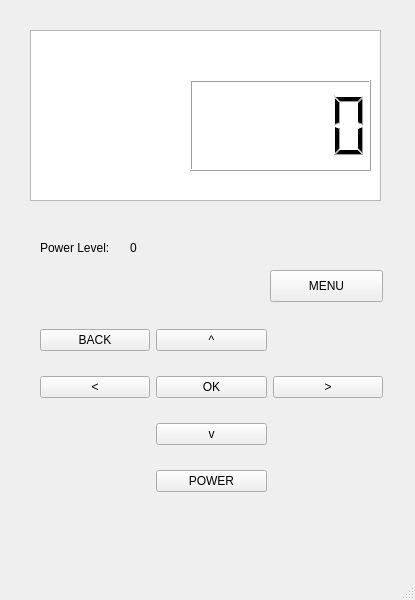
Above: 3004project/mainwindow.ui from colinmatti/COMP3004-Project before the change. Below: the same form after it.
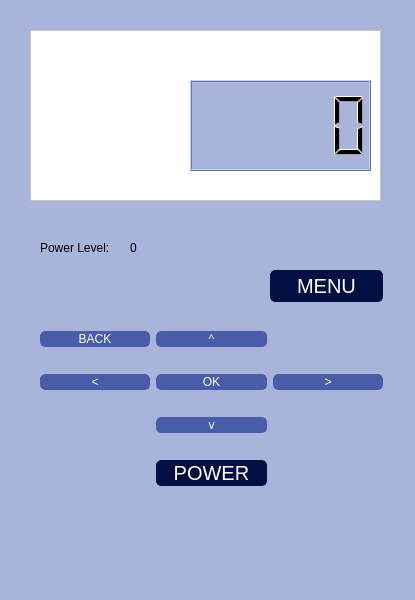
That is the form after the change.

```diff
--- a/3004project/mainwindow.ui
+++ b/3004project/mainwindow.ui
@@ -13,6 +13,39 @@
   <property name="windowTitle">
    <string>MainWindow</string>
   </property>
+  <property name="styleSheet">
+   <string notr="true">QPushButton:pressed {
+    background-color: qlineargradient(spread:pad, x1:0, y1:0, x2:0, y2:1,   stop:0 rgba(60, 186, 162, 255), stop:1 rgba(98, 211, 162, 255))
+}
+QWidget{
+     background-color: #a9b4db;
+}
+QPushButton {
+     background-color:#485ca8; 
+	border: 1px solid #485ca8;
+     border-radius: 5px;
+	font-size: 12px;
+	font-family: Arial;
+	color: rgb(255, 255, 255);
+}
+
+QPushButton:disabled {
+    background-color: rgb(170, 170, 127)
+}
+
+#powerButton,  #menuButton{
+	background-color: #010f42;
+	border: 1px solid #010f42;
+	color: white;
+	font-size: 20px;
+}
+
+#listView{
+background-color: white;
+}
+
+</string>
+  </property>
   <widget class="QWidget" name="centralwidget">
    <widget class="QWidget" name="gridLayoutWidget">
     <property name="geometry">
```
